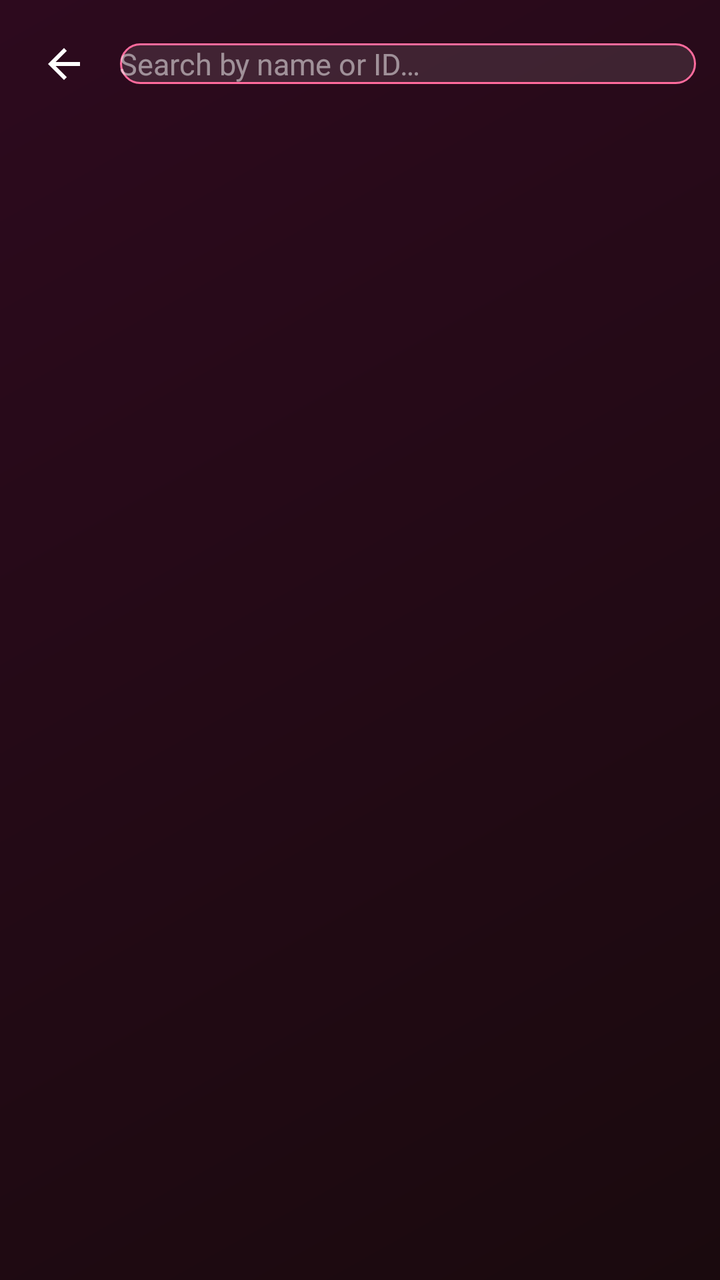
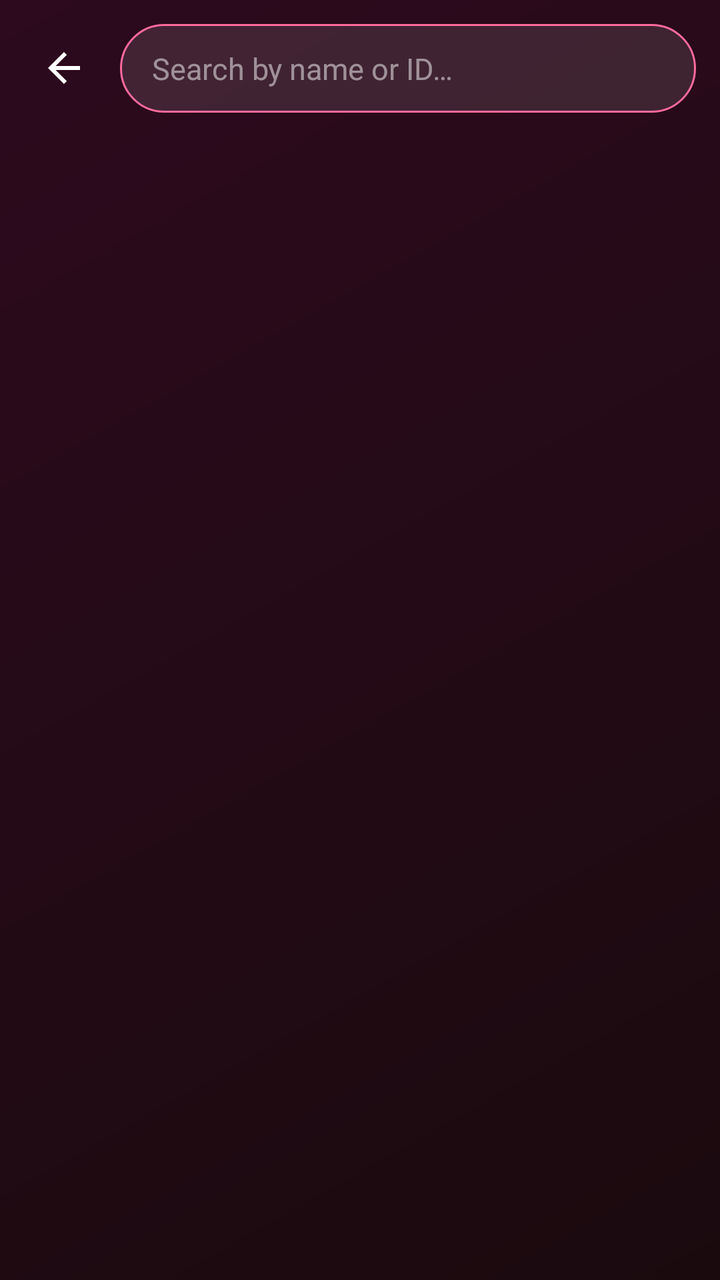

An Android layout rendered at two revisions. The XML below is the earlier revision; the diff shows what the commit changed to produce the second picture.
<!-- AndroidManifest.xml: activity theme Theme.EBChat.NoActionBar -->
<!-- res/layout/activity_search.xml -->
<?xml version="1.0" encoding="utf-8"?>
<LinearLayout
    xmlns:android="http://schemas.android.com/apk/res/android"
    xmlns:app="http://schemas.android.com/apk/res-auto"
    android:layout_width="match_parent"
    android:layout_height="match_parent"
    android:background="@drawable/bg_gradient"
    android:orientation="vertical">

    
    <LinearLayout
        android:layout_width="match_parent"
        android:layout_height="wrap_content"
        android:orientation="horizontal"
        android:gravity="center_vertical"
        android:padding="12dp">

        <ImageButton
            android:id="@+id/backButton"
            android:layout_width="40dp"
            android:layout_height="40dp"
            android:src="@drawable/ic_back"
            android:background="?attr/selectableItemBackgroundBorderless"
            app:tint="@color/white" />

        <EditText
            android:id="@+id/searchEdit"
            android:layout_width="0dp"
            android:layout_height="wrap_content"
            android:layout_weight="1"
            android:layout_marginStart="8dp"
            android:background="@drawable/bg_input_field"
            android:hint="@string/search_hint"
            android:textColorHint="@color/text_hint"
            android:textColor="@color/text_primary"
            android:padding="12dp 16dp"
            android:textSize="15sp"
            android:inputType="text"
            android:imeOptions="actionSearch" />
    </LinearLayout>

    
    <FrameLayout
        android:layout_width="match_parent"
        android:layout_height="0dp"
        android:layout_weight="1">

        <androidx.recyclerview.widget.RecyclerView
            android:id="@+id/recyclerView"
            android:layout_width="match_parent"
            android:layout_height="match_parent"
            android:clipToPadding="false"
            android:padding="8dp" />

        <LinearLayout
            android:id="@+id/emptyState"
            android:layout_width="match_parent"
            android:layout_height="match_parent"
            android:gravity="center"
            android:orientation="vertical"
            android:visibility="gone">

            <ImageView
                android:layout_width="80dp"
                android:layout_height="80dp"
                android:src="@drawable/ic_search"
                app:tint="@color/text_hint" />

            <TextView
                android:layout_width="wrap_content"
                android:layout_height="wrap_content"
                android:layout_marginTop="16dp"
                android:text="@string/no_results"
                android:textColor="@color/text_secondary"
                android:textSize="16sp" />
        </LinearLayout>
    </FrameLayout>

</LinearLayout>
<!-- resources referenced by this layout -->
<resources>
  <color name="text_hint">#80FFFFFF</color>
  <color name="text_primary">#FFFFFF</color>
  <color name="text_secondary">#B3FFFFFF</color>
  <color name="white">#FFFFFFFF</color>
  <!-- drawable bg_gradient (drawable) -->
  <?xml version="1.0" encoding="utf-8"?>
  <shape xmlns:android="http://schemas.android.com/apk/res/android"
      android:shape="rectangle">
      <gradient
          android:startColor="@color/bg_gradient_start"
          android:endColor="@color/bg_gradient_end"
          android:angle="135"
          android:type="linear" />
  </shape>
  <!-- drawable bg_input_field (drawable) -->
  <?xml version="1.0" encoding="utf-8"?>
  <shape xmlns:android="http://schemas.android.com/apk/res/android"
      android:shape="rectangle">
      <solid android:color="@color/bg_input" />
      <corners android:radius="25dp" />
      <stroke
          android:width="1dp"
          android:color="@color/pink_primary" />
  </shape>
  <!-- drawable ic_back (drawable) -->
  <?xml version="1.0" encoding="utf-8"?>
  <vector xmlns:android="http://schemas.android.com/apk/res/android"
      android:width="24dp"
      android:height="24dp"
      android:viewportWidth="24"
      android:viewportHeight="24"
      android:tint="@color/white">
      <path
          android:fillColor="@android:color/white"
          android:pathData="M20,11H7.83l5.59,-5.59L12,4l-8,8 8,8 1.41,-1.41L7.83,13H20v-2z" />
  </vector>
  <string name="no_results">No users found</string>
  <string name="search_hint">Search by name or ID…</string>
  <style name="Theme.EBChat.NoActionBar" parent="Theme.EBChat" />
  <color name="bg_gradient_start">#1A0A0E</color>
  <color name="bg_gradient_end">#2D0A1E</color>
  <color name="bg_input">#1AFFFFFF</color>
  <color name="pink_primary">#FF6B9D</color>
  <color name="pink_primary_dark">#E91E8C</color>
  <color name="pink_accent">#FF4081</color>
  <style name="PinkButton" parent="Widget.Material3.Button">
          <item name="android:background">@drawable/bg_button_pink</item>
          <item name="android:textColor">@color/white</item>
          <item name="android:textStyle">bold</item>
          <item name="android:textSize">16sp</item>
          <item name="android:paddingTop">14dp</item>
          <item name="android:paddingBottom">14dp</item>
          <item name="cornerRadius">25dp</item>
          <item name="rippleColor">@color/pink_light</item>
      </style>
  <style name="GlassInput" parent="Widget.Material3.TextInputLayout.OutlinedBox">
          <item name="boxBackgroundColor">@color/bg_input</item>
          <item name="boxStrokeColor">@color/pink_primary</item>
          <item name="boxStrokeWidth">1dp</item>
          <item name="hintTextColor">@color/text_hint</item>
          <item name="android:textColorHint">@color/text_hint</item>
          <item name="endIconTint">@color/pink_primary</item>
          <item name="startIconTint">@color/pink_primary</item>
      </style>
  <!-- drawable bg_button_pink (drawable) -->
  <?xml version="1.0" encoding="utf-8"?>
  <ripple xmlns:android="http://schemas.android.com/apk/res/android"
      android:color="@color/pink_light">
      <item>
          <shape android:shape="rectangle">
              <gradient
                  android:startColor="@color/pink_primary"
                  android:endColor="@color/pink_primary_dark"
                  android:angle="45" />
              <corners android:radius="25dp" />
          </shape>
      </item>
  </ripple>
  <color name="pink_light">#FFB8D0</color>
  <!-- unchanged entries left out for length: 2 -->
</resources>

<!-- the commit's change to res/layout/activity_search.xml (unified diff, before → after) -->
@@ -33,7 +33,8 @@
             android:hint="@string/search_hint"
             android:textColorHint="@color/text_hint"
             android:textColor="@color/text_primary"
-            android:padding="12dp 16dp"
+            android:paddingHorizontal="16dp"
+            android:paddingVertical="12dp"
             android:textSize="15sp"
             android:inputType="text"
             android:imeOptions="actionSearch" />
